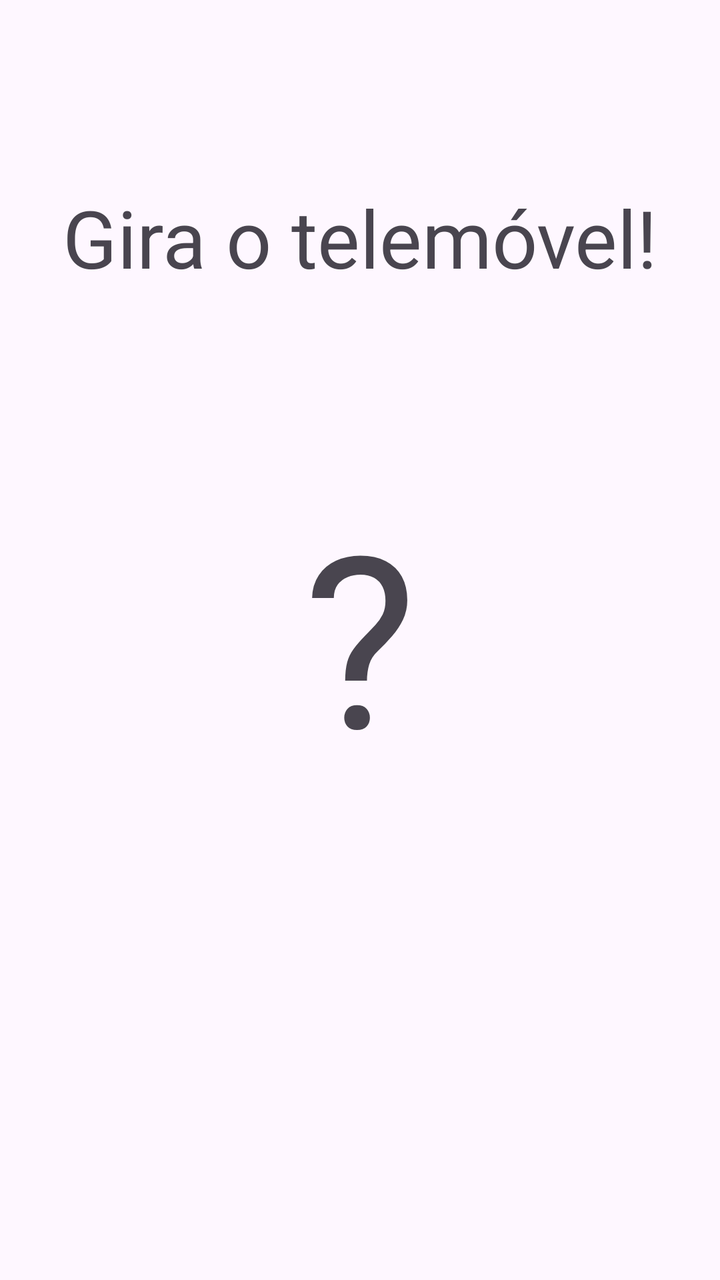
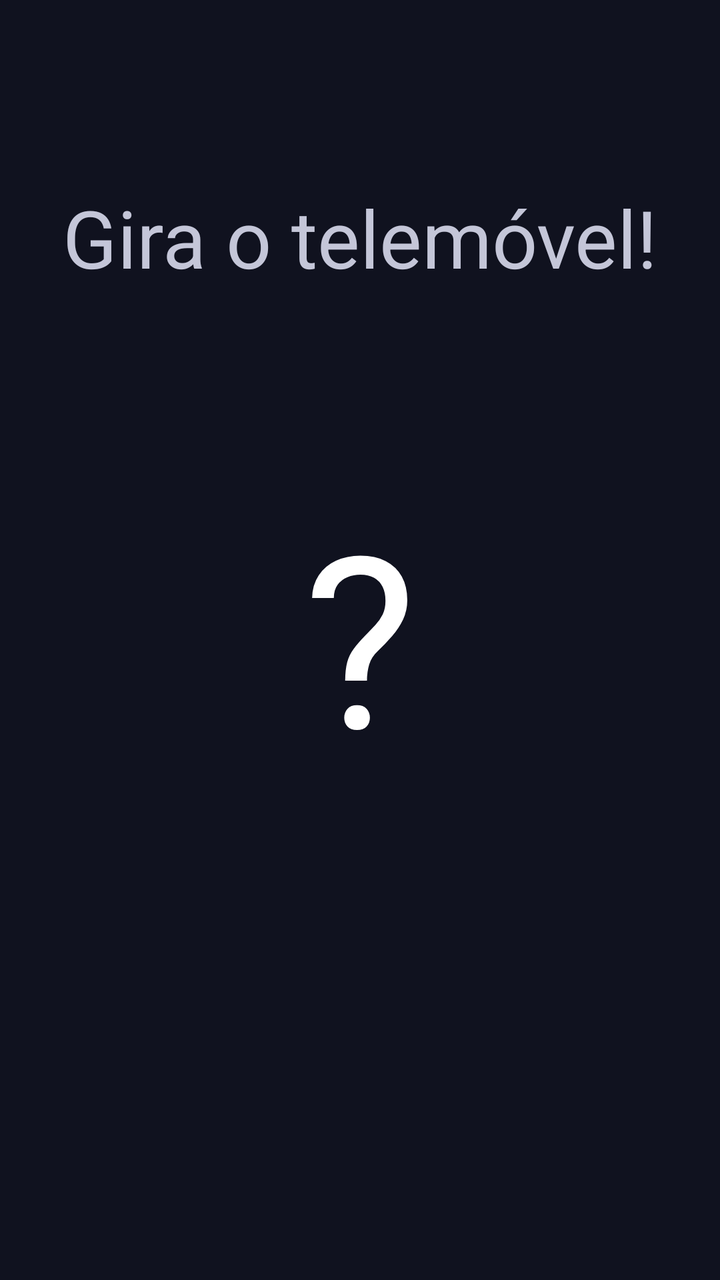

Before-and-after screenshots of an Android layout around one commit, followed by the original layout XML and the change that was made.
<!-- AndroidManifest.xml: application theme Theme.SpinParty -->
<!-- res/layout/activity_spin.xml -->
<?xml version="1.0" encoding="utf-8"?>
<androidx.constraintlayout.widget.ConstraintLayout
        xmlns:android="http://schemas.android.com/apk/res/android"
        xmlns:tools="http://schemas.android.com/tools"
        xmlns:app="http://schemas.android.com/apk/res-auto"
        android:id="@+id/main"
        android:layout_width="match_parent"
        android:layout_height="match_parent"
        tools:context=".SpinActivity">

    <TextView
            android:id="@+id/tvSpinTitle"
            android:layout_width="wrap_content"
            android:layout_height="wrap_content"
            android:text="Gira o telemóvel!"
            android:textSize="40sp"
            android:layout_marginTop="92dp"
            app:layout_constraintTop_toTopOf="parent"
            app:layout_constraintStart_toStartOf="parent"
            app:layout_constraintEnd_toEndOf="parent"/>

    <TextView
            android:id="@+id/tvNumber"
            android:layout_width="wrap_content"
            android:layout_height="wrap_content"
            android:text="?"
            android:textSize="120sp"
            android:layout_marginTop="92dp"
            app:layout_constraintTop_toBottomOf="@id/tvSpinTitle"
            app:layout_constraintStart_toStartOf="parent"
            app:layout_constraintEnd_toEndOf="parent"/>

    <TextView
            android:id="@+id/tvResult"
            android:layout_width="wrap_content"
            android:layout_height="wrap_content"
            android:text=""
            android:textSize="32sp"
            android:layout_marginTop="92dp"
            app:layout_constraintTop_toBottomOf="@id/tvNumber"
            app:layout_constraintStart_toStartOf="parent"
            app:layout_constraintEnd_toEndOf="parent"/>

    <Button
            android:id="@+id/btnRespin"
            android:layout_width="wrap_content"
            android:layout_height="wrap_content"
            android:text="GIRAR OUTRA VEZ"
            android:visibility="gone"
            android:layout_marginTop="32dp"
            app:layout_constraintTop_toBottomOf="@id/tvResult"
            app:layout_constraintStart_toStartOf="parent"
            app:layout_constraintEnd_toEndOf="parent"/>

</androidx.constraintlayout.widget.ConstraintLayout>
<!-- resources referenced by this layout -->
<resources>
  <style name="Theme.SpinParty" parent="Base.Theme.SpinParty" />
  <style name="Base.Theme.SpinParty" parent="Theme.Material3.DayNight.NoActionBar">
          
          
      </style>
</resources>

<!-- the commit's change to res/layout/activity_spin.xml (unified diff, before → after) -->
@@ -1,5 +1,6 @@
 <?xml version="1.0" encoding="utf-8"?>
 <androidx.constraintlayout.widget.ConstraintLayout
+        android:background="#10121F"
         xmlns:android="http://schemas.android.com/apk/res/android"
         xmlns:tools="http://schemas.android.com/tools"
         xmlns:app="http://schemas.android.com/apk/res-auto"
@@ -8,7 +9,9 @@
         android:layout_height="match_parent"
         tools:context=".SpinActivity">
 
+
     <TextView
+            android:textColor="#C4C6D8"
             android:id="@+id/tvSpinTitle"
             android:layout_width="wrap_content"
             android:layout_height="wrap_content"
@@ -20,6 +23,7 @@
             app:layout_constraintEnd_toEndOf="parent"/>
 
     <TextView
+            android:textColor="#FFFFFF"
             android:id="@+id/tvNumber"
             android:layout_width="wrap_content"
             android:layout_height="wrap_content"
@@ -31,6 +35,8 @@
             app:layout_constraintEnd_toEndOf="parent"/>
 
     <TextView
+            android:textColor="#FFFFFF"
+            android:textStyle="bold"
             android:id="@+id/tvResult"
             android:layout_width="wrap_content"
             android:layout_height="wrap_content"
@@ -42,6 +48,9 @@
             app:layout_constraintEnd_toEndOf="parent"/>
 
     <Button
+            android:backgroundTint="#6C4DFF"
+            android:textColor="#FFFFFF"
+            android:textStyle="bold"
             android:id="@+id/btnRespin"
             android:layout_width="wrap_content"
             android:layout_height="wrap_content"
